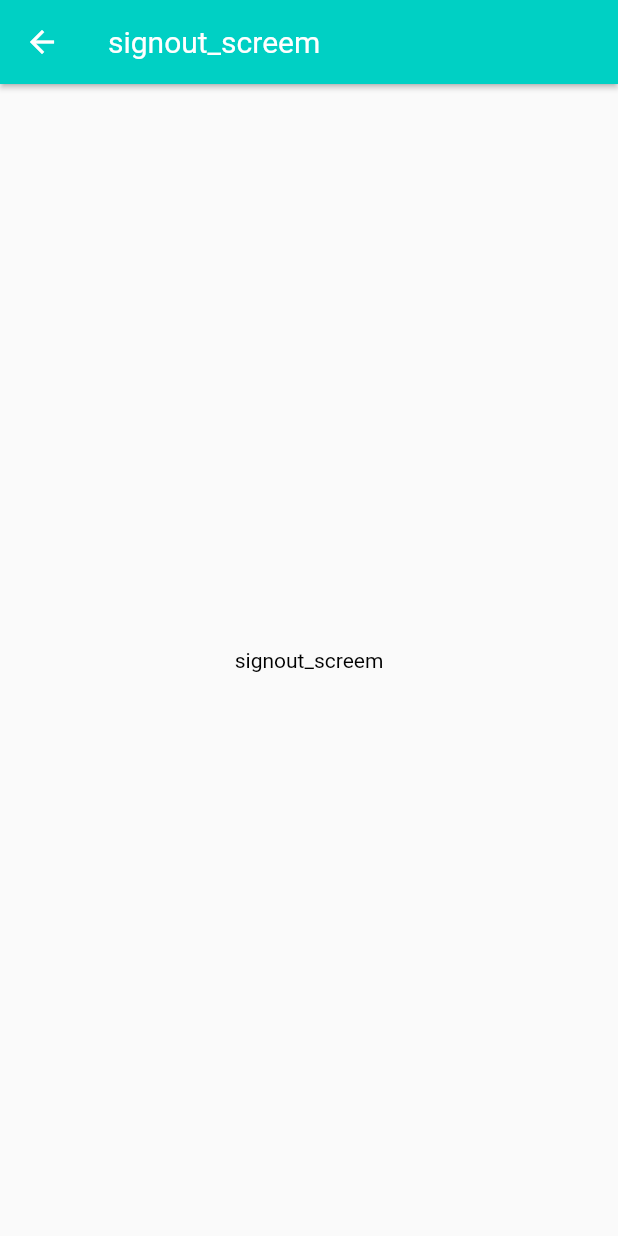
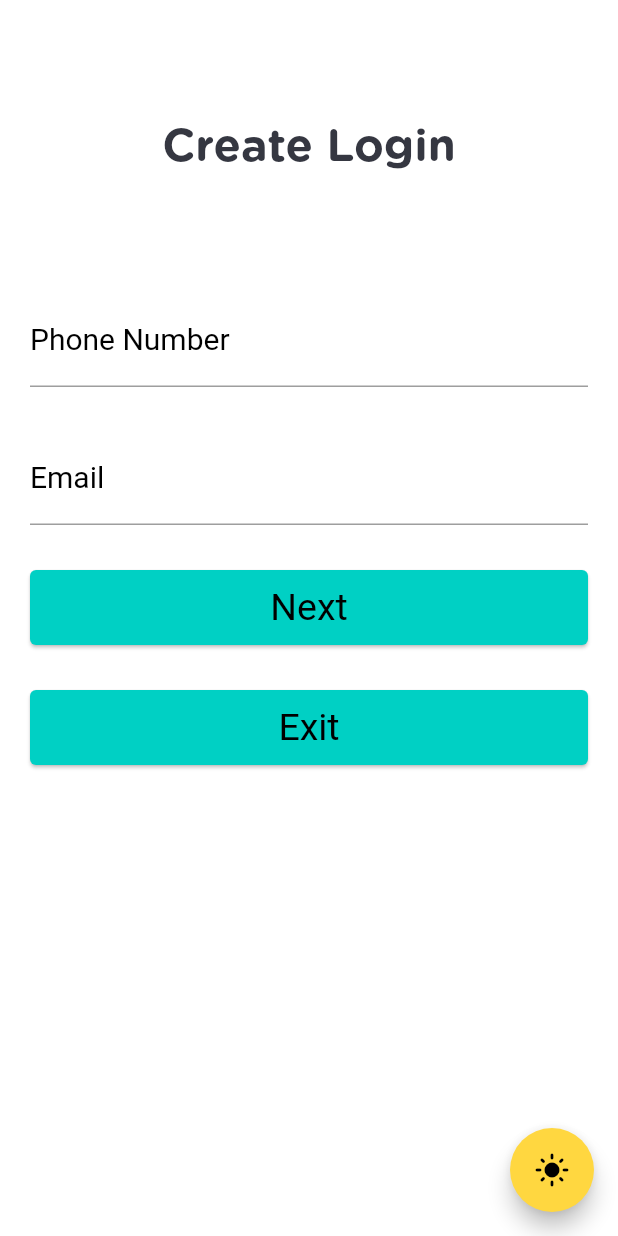
Before and after one commit to TheAbror/app_qard_wallet, a Flutter app: the screen it shows after launch, after a tap on "Create Account", on a phone screen of 412 x 824 dp. Run offline on Flutter 3.47's test engine with Material 2 defaults, Android fonts, the phone set to English and light mode, and no system bars; our stand-ins replace get, rxdart.

Commit message:
Crear ventana de creacion de login

```diff
--- a/lib/main.dart
+++ b/lib/main.dart
@@ -60,7 +60,8 @@ class QardWalletApp extends StatelessWidget {
                     fontSize: 30, fontFamily: 'GothamRounded', ),
                   headline2: TextStyle(color: Colors.black,
                     fontSize: 25 ),
-                  bodyText1: TextStyle(color: Colors.black),
+                  bodyText1: TextStyle(color: Colors.black,
+                      fontSize: 20 ),
                   bodyText2: TextStyle(color: Colors.black)
               ),
             ),
@@ -80,7 +81,8 @@ class QardWalletApp extends StatelessWidget {
                     fontSize: 30, fontFamily: 'GothamRounded', ),
                   headline2: TextStyle(color: Colors.white,
                       fontSize: 25 ),
-                  headline4: TextStyle(color: Colors.white),
+                  bodyText1: TextStyle(color: Colors.white,
+                      fontSize: 20 ),
                   bodyText2: TextStyle(color: Colors.white)
               ),
             ),
--- a/lib/presentation/screen/signout/signout_screen.dart
+++ b/lib/presentation/screen/signout/signout_screen.dart
@@ -1,4 +1,5 @@
 import 'package:flutter/material.dart';
+import 'package:qard_wallet/main.dart';
 
 class SignOutScreen extends StatefulWidget {
   static const routeName = "/signout";
@@ -12,14 +13,120 @@ class SignOutScreen extends StatefulWidget {
 }
 
 class _SignOutScreenState extends State<SignOutScreen> {
+
+  late GlobalKey<FormState> _formKey;
+
+  late String? _phoneNumber;
+  late String? _email;
+
+  String? _onValidate(String? value) {
+
+  }
+
+  void _onSave() {
+
+  }
+
+  @override
+  void initState() {
+    super.initState();
+    _formKey = GlobalKey<FormState>();
+  }
+
   @override
   Widget build(BuildContext context) {
     return Scaffold(
-      appBar: AppBar(
-        title: const Text("signout_screem"),
+      backgroundColor: Theme.of(context).colorScheme.background,
+      body:  SingleChildScrollView(
+        child: Container(
+          padding: const EdgeInsets.only(left: 20, right: 20),
+          width: MediaQuery.of(context).size.width,
+          height: MediaQuery.of(context).size.height,
+          color: Theme.of(context).colorScheme.primaryVariant,
+          child: Column(
+            children: [
+              const SizedBox(
+                height: 80,
+              ),
+              Text("Create Login",
+                style: Theme.of(context).textTheme.headline1,
+              ),
+              const SizedBox(
+                height: 80,
+              ),
+              TextFormField(
+                obscureText: false,
+                validator: _onValidate,
+                onSaved: (value) => _phoneNumber = value,
+                decoration: InputDecoration(
+                  labelText: 'Phone Number',
+                  labelStyle: Theme.of(context).textTheme.bodyText1,
+                  focusedBorder: UnderlineInputBorder(
+                    borderSide: BorderSide(color: Theme.of(context).colorScheme.secondary),
+                  ),
+                ),
+              ),
+              const SizedBox(
+                height: 30,
+              ),
+              TextFormField(
+                obscureText: false,
+                validator: _onValidate,
+                onSaved: (value) => _phoneNumber = value,
+                decoration: InputDecoration(
+                  labelText: 'Email',
+                  labelStyle: Theme.of(context).textTheme.bodyText1,
+                  focusedBorder: UnderlineInputBorder(
+                    borderSide: BorderSide(color: Theme.of(context).colorScheme.secondary),
+                  ),
+                ),
+              ),
+              const SizedBox(
+                height: 30,
+              ),
+              ElevatedButton(
+                onPressed: () => null,
+                child: Text(
+                  'Next',
+                  style: Theme.of(context).textTheme.headline2,
+                ),
+                style: ElevatedButton.styleFrom(
+                  elevation: 1,
+                  primary: Theme.of(context).colorScheme.primary,
+                  minimumSize: const Size.fromHeight(50),
+                  //padding: const EdgeInsets.all(20),
+                ),
+              ),
+              const SizedBox(
+                height: 30,
+              ),
+              ElevatedButton(
+                onPressed: () => Navigator.pop(context),
+                child: Text(
+                  'Exit',
+                  style: Theme.of(context).textTheme.headline2,
+                ),
+                style: ElevatedButton.styleFrom(
+                  elevation: 1,
+                  primary: Theme.of(context).colorScheme.primary,
+                  minimumSize: const Size.fromHeight(50),
+                  //padding: const EdgeInsets.all(20),
+                ),
+              ),
+            ],
+          ),
+        ),
       ),
-      body: const Center(
-        child: Text("signout_screem"),
+      floatingActionButton: FloatingActionButton(
+          child: Icon(QardWalletApp.themeNotifier.value == ThemeMode.light
+              ? Icons.dark_mode
+              : Icons.light_mode),
+          onPressed: () {
+            QardWalletApp.themeNotifier.value =
+            QardWalletApp.themeNotifier.value == ThemeMode.light
+                ? ThemeMode.dark
+                : ThemeMode.light;
+          }
       ),
     );
   }
--- a/lib/presentation/screen/splash/select_action_screen.dart
+++ b/lib/presentation/screen/splash/select_action_screen.dart
@@ -25,8 +25,7 @@ class _SelectActionScreenState extends State<SelectActionScreen> {
           padding: const EdgeInsets.only(left: 20, right: 20),
           width: MediaQuery.of(context).size.width,
           height: MediaQuery.of(context).size.height,
-          //height: 900,
-          color: Theme.of(context).colorScheme.background,
+          color: Theme.of(context).colorScheme.primaryVariant,
           child: Column(
             children: [
               const SizedBox(
```
